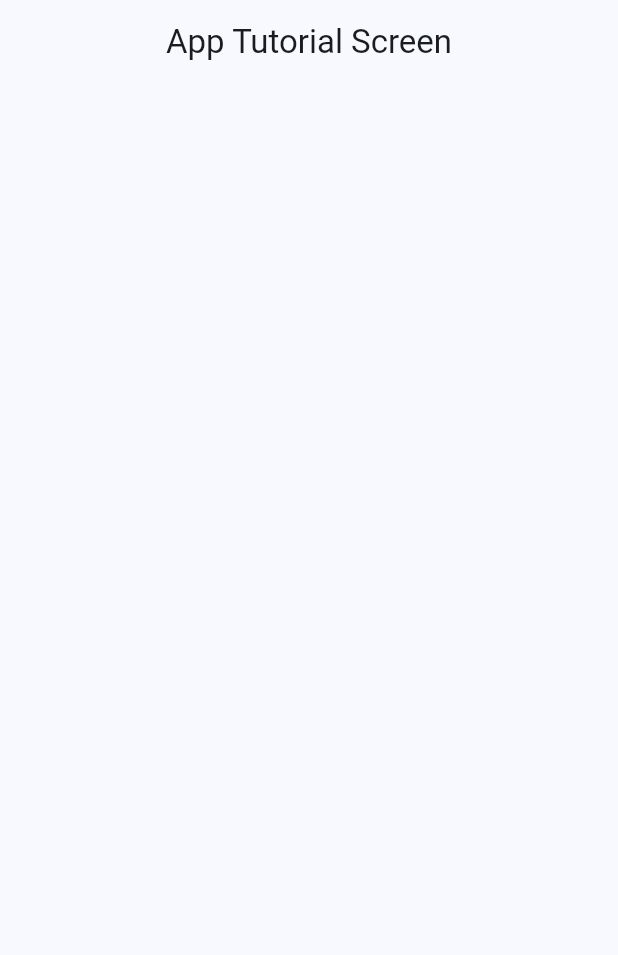
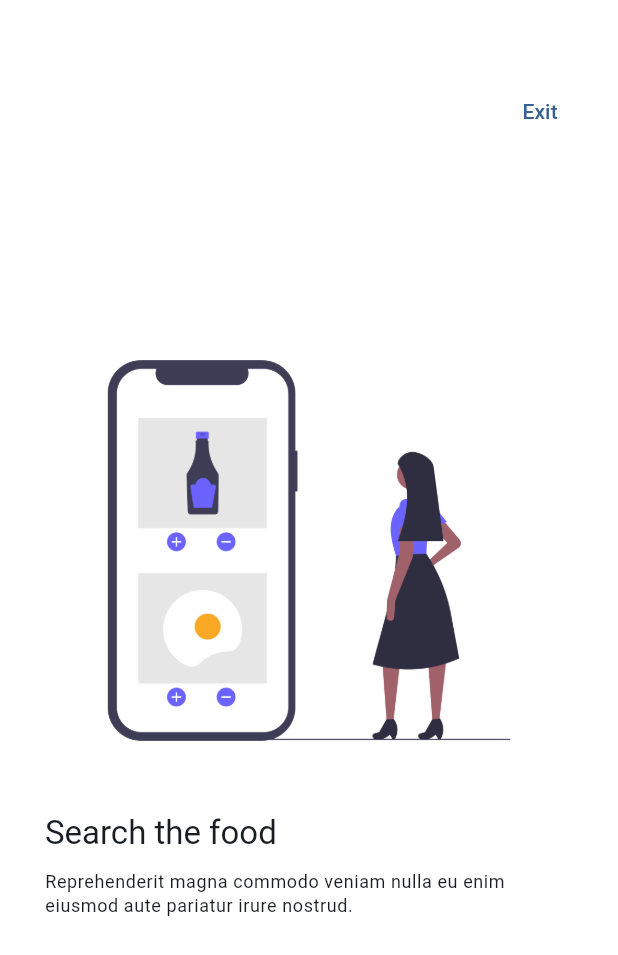
Before and after one commit to isaias-alt/widgets_app, a Flutter app: the AppTutorialScreen screen opened by its route, on a phone screen of 412 x 824 dp. Shown: the top 955 px of the screen. Run offline on Flutter 3.47's test engine with Material 3 defaults, Android fonts, the phone set to English and light mode, and no system bars; our stand-ins replace go_router.

Commit message:
images bugs solved

```diff
--- a/lib/presentation/screens/app_tutorial/app_tutorial_screen.dart
+++ b/lib/presentation/screens/app_tutorial/app_tutorial_screen.dart
@@ -1,4 +1,28 @@
 import 'package:flutter/material.dart';
+import 'package:go_router/go_router.dart';
+
+class SlideInfo {
+  final String title;
+  final String caption;
+  final String imageUrl;
+
+  SlideInfo(this.title, this.caption, this.imageUrl);
+}
+
+final slides = <SlideInfo>[
+  SlideInfo(
+      'Search the food',
+      'Reprehenderit magna commodo veniam nulla eu enim eiusmod aute pariatur irure nostrud.',
+      'assets/images/1.png'),
+  SlideInfo(
+      'Fast delivery',
+      'Sint mollit cupidatat laboris ut consectetur magna officia cillum dolor occaecat.',
+      'assets/images/2.png'),
+  SlideInfo(
+      'Enjoy the food',
+      'Consequat officia nostrud sint pariatur veniam nostrud reprehenderit laborum proident sint nostrud Lorem.',
+      'assets/images/3.png'),
+];
 
 class AppTutorialScreen extends StatelessWidget {
   static const String name = 'app_tutorial_screen';
@@ -8,9 +32,61 @@ class AppTutorialScreen extends StatelessWidget {
   @override
   Widget build(BuildContext context) {
     return Scaffold(
-      appBar: AppBar(
-        title: const Text('App Tutorial Screen'),
+      backgroundColor: Colors.white,
+      body: Stack(
+        children: [
+          PageView(
+            physics: const BouncingScrollPhysics(),
+            children: slides
+                .map((slideData) => _Slide(
+                    title: slideData.title,
+                    caption: slideData.caption,
+                    imageUrl: slideData.imageUrl))
+                .toList(),
+          ),
+          Positioned(
+              right: 20,
+              top: 50,
+              child: TextButton(
+                  child: const Text('Exit'), onPressed: () => context.pop()))
+        ],
       ),
     );
   }
 }
+
+class _Slide extends StatelessWidget {
+  final String title;
+  final String caption;
+  final String imageUrl;
+  const _Slide(
+      {required this.title, required this.caption, required this.imageUrl});
+
+  @override
+  Widget build(BuildContext context) {
+    final titleStyle = Theme.of(context).textTheme.titleLarge;
+    final captionStyle = Theme.of(context).textTheme.bodySmall;
+    return Padding(
+      padding: const EdgeInsets.symmetric(horizontal: 30),
+      child: Center(
+        child: Column(
+          mainAxisAlignment: MainAxisAlignment.center,
+          crossAxisAlignment: CrossAxisAlignment.start,
+          children: [
+            Image(image: AssetImage(imageUrl)),
+            const SizedBox(height: 20),
+            Text(
+              title,
+              style: titleStyle,
+            ),
+            const SizedBox(height: 10),
+            Text(
+              caption,
+              style: captionStyle,
+            )
+          ],
+        ),
+      ),
+    );
+  }
+}
--- a/pubspec.yaml
+++ b/pubspec.yaml
@@ -19,5 +19,5 @@ dev_dependencies:
 flutter:
   uses-material-design: true
 
-assets:
-  - assets/images/
+  assets:
+    - assets/images/
```
